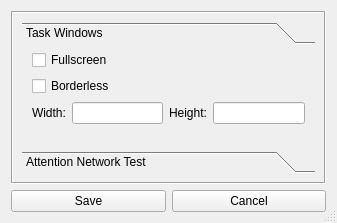
Before: the Qt Designer form designer/ui/settings_window_qt.ui in sho-87/cognitive-battery, drawn with Qt 5.
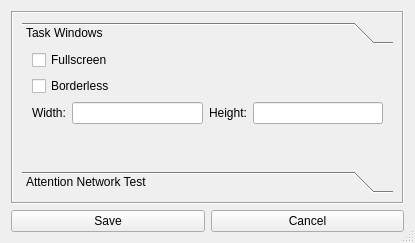
After: the same form once the commit is applied.

What changed in the file:
```diff
--- a/designer/ui/settings_window_qt.ui
+++ b/designer/ui/settings_window_qt.ui
@@ -9,8 +9,8 @@
    <rect>
     <x>0</x>
     <y>0</y>
-    <width>337</width>
-    <height>223</height>
+    <width>415</width>
+    <height>243</height>
    </rect>
   </property>
   <property name="sizePolicy">
@@ -44,8 +44,8 @@
          <rect>
           <x>0</x>
           <y>0</y>
-          <width>313</width>
-          <height>168</height>
+          <width>391</width>
+          <height>188</height>
          </rect>
         </property>
         <layout class="QVBoxLayout" name="verticalLayout_5">
@@ -68,8 +68,8 @@
              <rect>
               <x>0</x>
               <y>0</y>
-              <width>295</width>
-              <height>96</height>
+              <width>373</width>
+              <height>116</height>
              </rect>
             </property>
             <property name="sizePolicy">
```
Left out of the diff: 4 changed lines with no effect on the pictures.
